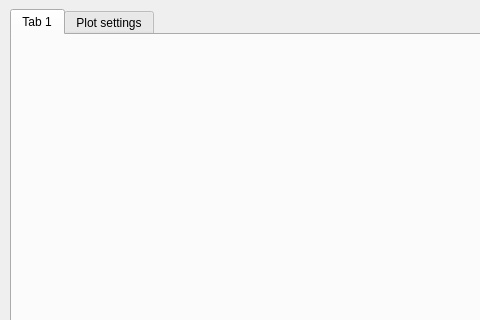
Old version of the form ui/spectrometer-client/settings.ui in the repository tre3k/spectrometer; both pictures show x 0 to 480 and y 0 to 320 of the 848 by 558 pixel window.
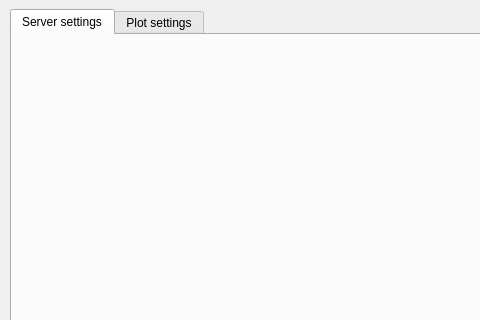
New version of the form. The open tabs and pages were chosen to show the change. Icons and pictures are not drawn.

Diff of the .ui file:
```diff
--- a/ui/spectrometer-client/settings.ui
+++ b/ui/spectrometer-client/settings.ui
@@ -30,7 +30,7 @@
       </property>
       <widget class="QWidget" name="tab">
        <attribute name="title">
-        <string>Tab 1</string>
+        <string>Server settings</string>
        </attribute>
       </widget>
       <widget class="QWidget" name="tab_2">
```
Left out of the diff: 12 changed lines with no effect on the pictures.
